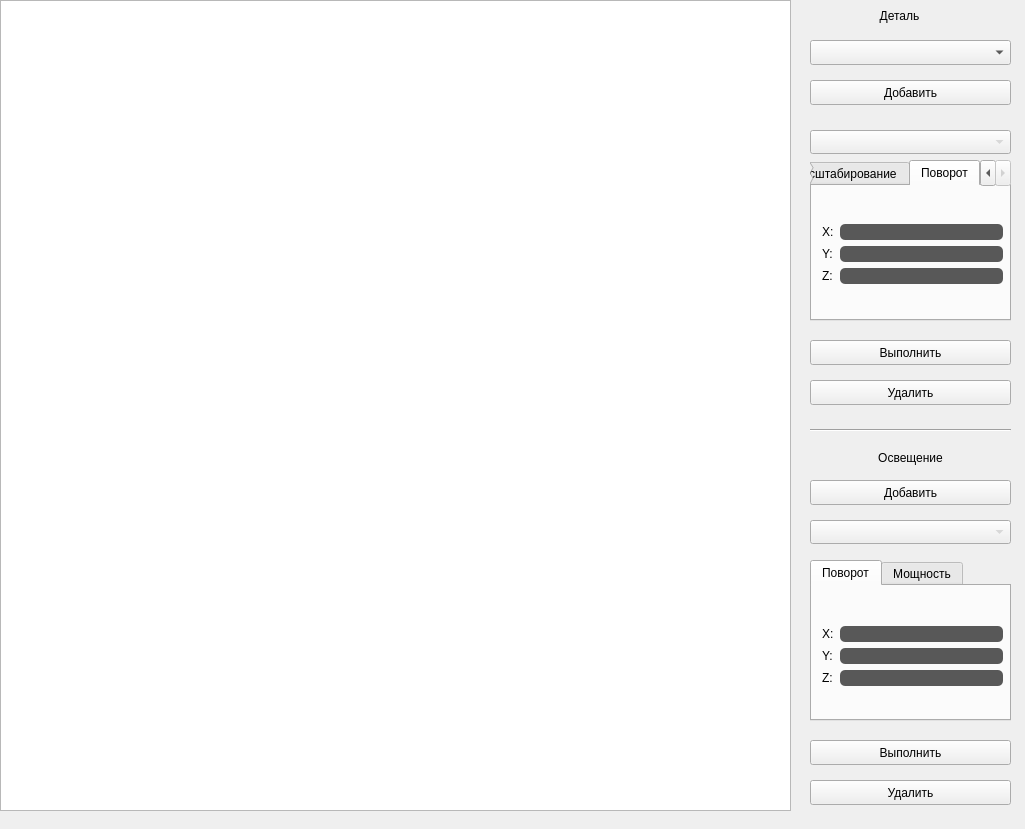
Old version of the form source/Lego+/mainwindow.ui in the repository platonovaos/Course-project-CG.
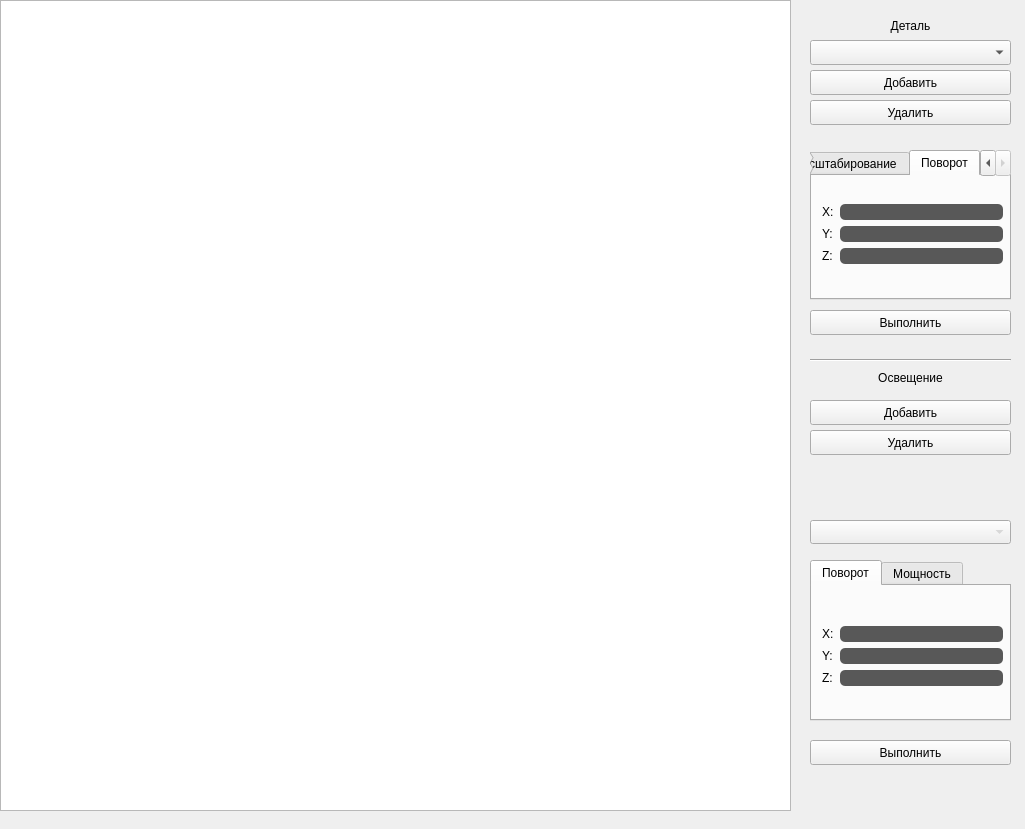
New version of the form. The open tabs and pages were chosen to show the change.

What changed in the file:
```diff
--- a/source/Lego+/mainwindow.ui
+++ b/source/Lego+/mainwindow.ui
@@ -29,31 +29,11 @@
      </rect>
     </property>
    </widget>
-   <widget class="QComboBox" name="comboBox_model">
-    <property name="geometry">
-     <rect>
-      <x>810</x>
-      <y>130</y>
-      <width>201</width>
-      <height>24</height>
-     </rect>
-    </property>
-    <property name="styleSheet">
-     <string notr="true">QComboBox{
-	color: rgba(200, 200, 200, 255);
-}
-
-QComboBox:on{
-    background-color: rgba(30, 30, 30, 180);
-	color: rgba(200, 200, 200, 255);
-}</string>
-    </property>
-   </widget>
    <widget class="Line" name="line">
     <property name="geometry">
      <rect>
       <x>810</x>
-      <y>420</y>
+      <y>350</y>
       <width>201</width>
       <height>20</height>
      </rect>
@@ -86,7 +66,7 @@
     <property name="geometry">
      <rect>
       <x>810</x>
-      <y>450</y>
+      <y>370</y>
       <width>201</width>
       <height>16</height>
      </rect>
@@ -102,8 +82,8 @@
     <property name="geometry">
      <rect>
       <x>810</x>
-      <y>0</y>
-      <width>179</width>
+      <y>10</y>
+      <width>201</width>
       <height>31</height>
      </rect>
     </property>
@@ -128,7 +108,7 @@
     <property name="geometry">
      <rect>
       <x>810</x>
-      <y>80</y>
+      <y>70</y>
       <width>201</width>
       <height>25</height>
      </rect>
@@ -141,7 +121,7 @@
     <property name="geometry">
      <rect>
       <x>810</x>
-      <y>340</y>
+      <y>310</y>
       <width>201</width>
       <height>25</height>
      </rect>
@@ -154,7 +134,7 @@
     <property name="geometry">
      <rect>
       <x>810</x>
-      <y>380</y>
+      <y>100</y>
       <width>201</width>
       <height>25</height>
      </rect>
@@ -167,7 +147,7 @@
     <property name="geometry">
      <rect>
       <x>810</x>
-      <y>480</y>
+      <y>400</y>
       <width>201</width>
       <height>25</height>
      </rect>
@@ -193,7 +173,7 @@
     <property name="geometry">
      <rect>
       <x>810</x>
-      <y>780</y>
+      <y>430</y>
       <width>201</width>
       <height>25</height>
      </rect>
@@ -206,9 +186,9 @@
     <property name="geometry">
      <rect>
       <x>810</x>
-      <y>160</y>
+      <y>150</y>
       <width>201</width>
-      <height>161</height>
+      <height>150</height>
      </rect>
     </property>
     <property name="currentIndex">
@@ -378,7 +358,7 @@
       <property name="geometry">
        <rect>
         <x>10</x>
-        <y>20</y>
+        <y>10</y>
         <width>181</width>
         <height>96</height>
        </rect>
```
Left out of the diff: 10 changed lines with no effect on the pictures.
